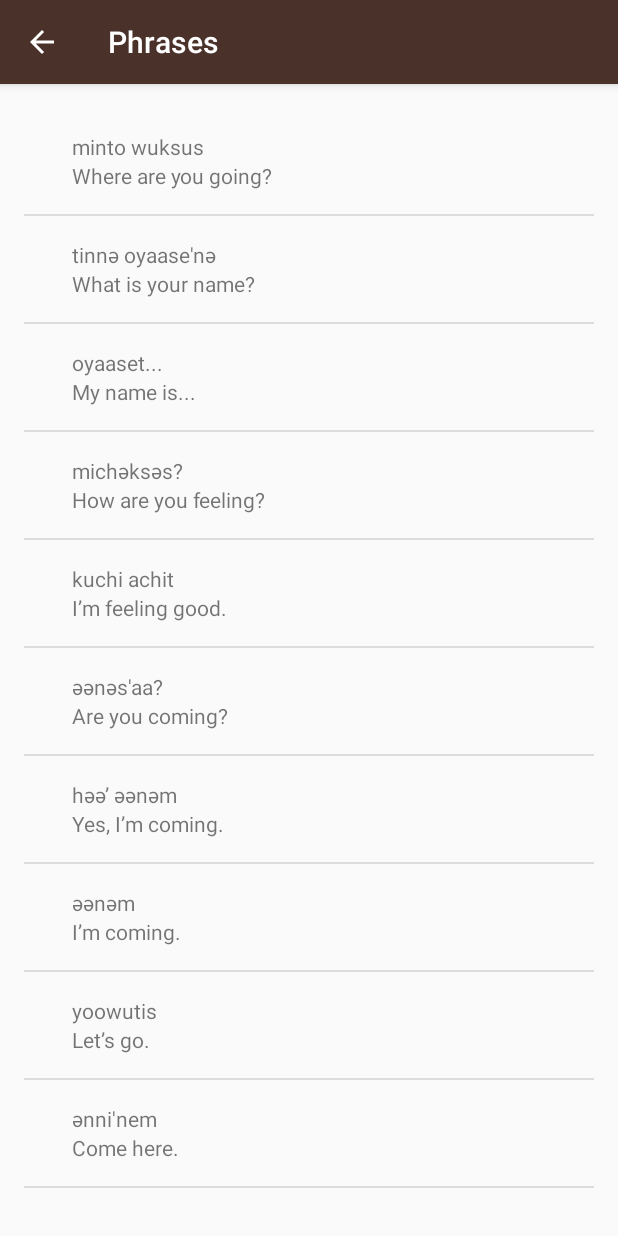
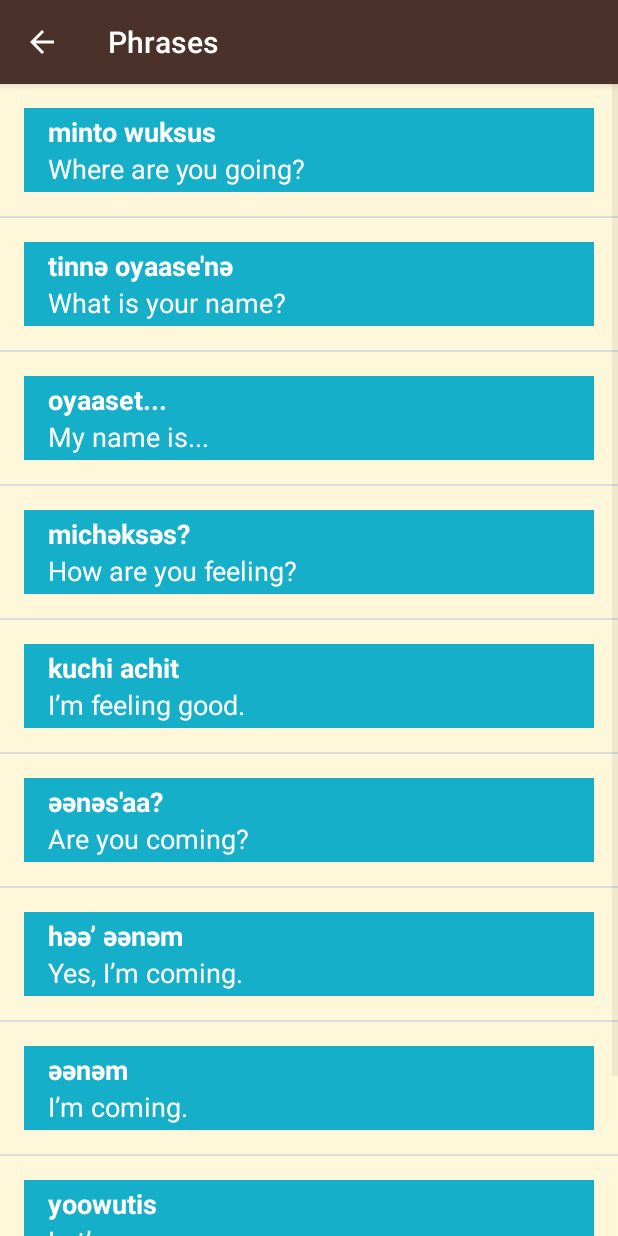
Before and after one commit to nishit1606/Miwok-app, an Android app: the PhrasesActivity screen opened directly, with no data from a screen before it, on a phone screen of 412 x 824 dp. Run offline under Robolectric (Android 15) with nearby library versions, the phone set to English and light mode, and no system bars.

Commit message:
Changed WordAdapter.java

```diff
--- a/app/src/main/java/com/example/android/miwok/ColorsActivity.java
+++ b/app/src/main/java/com/example/android/miwok/ColorsActivity.java
@@ -42,7 +42,7 @@ public class ColorsActivity extends AppCompatActivity {
 
         // Create an {@link WordAdapter}, whose data source is a list of {@link Word}s. The
         // adapter knows how to create list items for each item in the list.
-        WordAdapter adapter = new WordAdapter(this, words);
+        WordAdapter adapter = new WordAdapter(this, words,R.color.category_colors);
 
         // Find the {@link ListView} object in the view hierarchy of the {@link Activity}.
         // There should be a {@link ListView} with the view ID called list, which is declared in the
--- a/app/src/main/java/com/example/android/miwok/FamilyActivity.java
+++ b/app/src/main/java/com/example/android/miwok/FamilyActivity.java
@@ -43,7 +43,7 @@ public class FamilyActivity extends AppCompatActivity {
 
         // Create an {@link WordAdapter}, whose data source is a list of {@link Word}s. The
         // adapter knows how to create list items for each item in the list.
-        WordAdapter adapter = new WordAdapter(this, words);
+        WordAdapter adapter = new WordAdapter(this, words,R.color.category_family);
 
         // Find the {@link ListView} object in the view hierarchy of the {@link Activity}.
         // There should be a {@link ListView} with the view ID called list, which is declared in the
--- a/app/src/main/java/com/example/android/miwok/MainActivity.java
+++ b/app/src/main/java/com/example/android/miwok/MainActivity.java
@@ -8,6 +8,7 @@ import android.view.View.OnClickListener;
 import android.widget.TextView;
 
 public class MainActivity extends AppCompatActivity {
+
 
     @Override
     protected void onCreate(Bundle savedInstanceState) {
--- a/app/src/main/java/com/example/android/miwok/NumbersActivity.java
+++ b/app/src/main/java/com/example/android/miwok/NumbersActivity.java
@@ -28,7 +28,7 @@ public class NumbersActivity extends AppCompatActivity {
 
         // Create an {@link WordAdapter}, whose data source is a list of {@link Word}s. The
         // adapter knows how to create list items for each item in the list.
-        WordAdapter adapter = new WordAdapter(this, words);
+        WordAdapter adapter = new WordAdapter(this, words,R.color.category_numbers);
 
         // Find the {@link ListView} object in the view hierarchy of the {@link Activity}.
         // There should be a {@link ListView} with the view ID called list, which is declared in the
--- a/app/src/main/java/com/example/android/miwok/PhrasesActivity.java
+++ b/app/src/main/java/com/example/android/miwok/PhrasesActivity.java
@@ -44,7 +44,7 @@ public class PhrasesActivity extends AppCompatActivity {
 
         // Create an {@link WordAdapter}, whose data source is a list of {@link Word}s. The
         // adapter knows how to create list items for each item in the list.
-        WordAdapter adapter = new WordAdapter(this, words);
+        WordAdapter adapter = new WordAdapter(this, words,R.color.category_phrases);
 
         // Find the {@link ListView} object in the view hierarchy of the {@link Activity}.
         // There should be a {@link ListView} with the view ID called list, which is declared in the
--- a/app/src/main/java/com/example/android/miwok/WordAdapter.java
+++ b/app/src/main/java/com/example/android/miwok/WordAdapter.java
@@ -1,6 +1,7 @@
 package com.example.android.miwok;
 
 import android.content.Context;
+import android.support.v4.content.ContextCompat;
 import android.view.LayoutInflater;
 import android.view.View;
 import android.view.ViewGroup;
@@ -13,9 +14,11 @@ import java.util.ArrayList;
 
 public class WordAdapter extends ArrayAdapter<Word> {
 
+    private int mColorResourceId;
 
-    public WordAdapter(Context context, ArrayList<Word> words) {
+    public WordAdapter(Context context, ArrayList<Word> words, int colorResourceId) {
         super(context, 0, words);
+        mColorResourceId = colorResourceId;
     }
 
     @Override
@@ -51,6 +54,12 @@ public class WordAdapter extends ArrayAdapter<Word> {
             // Otherwise hide the ImageView (set visibility to GONE)
             imageView.setVisibility(View.GONE);
         }
+        // Set the theme color for the list item
+        View textContainer = listItemView.findViewById(R.id.text_container);
+        // Find the color that the resource ID maps to
+        int color = ContextCompat.getColor(getContext(), mColorResourceId);
+        // Set the background color of the text container View
+        textContainer.setBackgroundColor(color);
 
         return listItemView;
     }
--- a/app/src/main/res/layout/list_item.xml
+++ b/app/src/main/res/layout/list_item.xml
@@ -3,14 +3,15 @@
     xmlns:tools="http://schemas.android.com/tools"
     android:layout_width="match_parent"
     android:layout_height="wrap_content"
+    android:background="@color/tan_background"
+    android:minHeight="@dimen/list_item_height"
     android:orientation="horizontal"
     android:padding="16dp">
 
     <ImageView
         android:id="@+id/image"
-        android:layout_width="wrap_content"
-        android:layout_height="wrap_content"
-        android:src="@mipmap/ic_launcher" />
+        android:layout_width="@dimen/list_item_height"
+        android:layout_height="@dimen/list_item_height" />
 
     <LinearLayout
         android:id="@+id/text_container"
@@ -23,13 +24,22 @@
         <TextView
             android:id="@+id/miwok_text_view"
             android:layout_width="match_parent"
-            android:layout_height="wrap_content"
+            android:layout_height="0dp"
+            android:layout_weight="1"
+            android:gravity="bottom"
+            android:textAppearance="?android:textAppearanceMedium"
+            android:textColor="@android:color/white"
+            android:textStyle="bold"
             tools:text="lutti" />
 
         <TextView
             android:id="@+id/default_text_view"
             android:layout_width="match_parent"
-            android:layout_height="wrap_content"
+            android:layout_height="0dp"
+            android:layout_weight="1"
+            android:gravity="top"
+            android:textAppearance="?android:textAppearanceMedium"
+            android:textColor="@android:color/white"
             tools:text="one" />
     </LinearLayout>
 </LinearLayout>
--- a/app/src/main/res/layout/word_list.xml
+++ b/app/src/main/res/layout/word_list.xml
@@ -6,8 +6,4 @@
     android:layout_width="match_parent"
     android:layout_height="match_parent"
     android:numColumns="2"
-    android:paddingBottom="@dimen/activity_vertical_margin"
-    android:paddingLeft="@dimen/activity_horizontal_margin"
-    android:paddingRight="@dimen/activity_horizontal_margin"
-    android:paddingTop="@dimen/activity_vertical_margin"
     />
--- a/app/src/main/res/values/dimens.xml
+++ b/app/src/main/res/values/dimens.xml
@@ -16,6 +16,4 @@
     <!-- Height of each list item -->
     <dimen name="list_item_height">88dp</dimen>
     <!-- Default screen margins, per the Android Design guidelines. -->
-    <dimen name="activity_horizontal_margin">16dp</dimen>
-    <dimen name="activity_vertical_margin">16dp</dimen>
 </resources>
```
Also changed, not shown: app/src/main/res/layout/activity_colors.xml (deleted, +0 -24 lines), app/src/main/res/layout/activity_family.xml (deleted, +0 -26 lines), app/src/main/res/layout/activity_phrases.xml (deleted, +0 -26 lines), app/src/main/res/values-w820dp/dimens.xml (deleted, +0 -20 lines).
